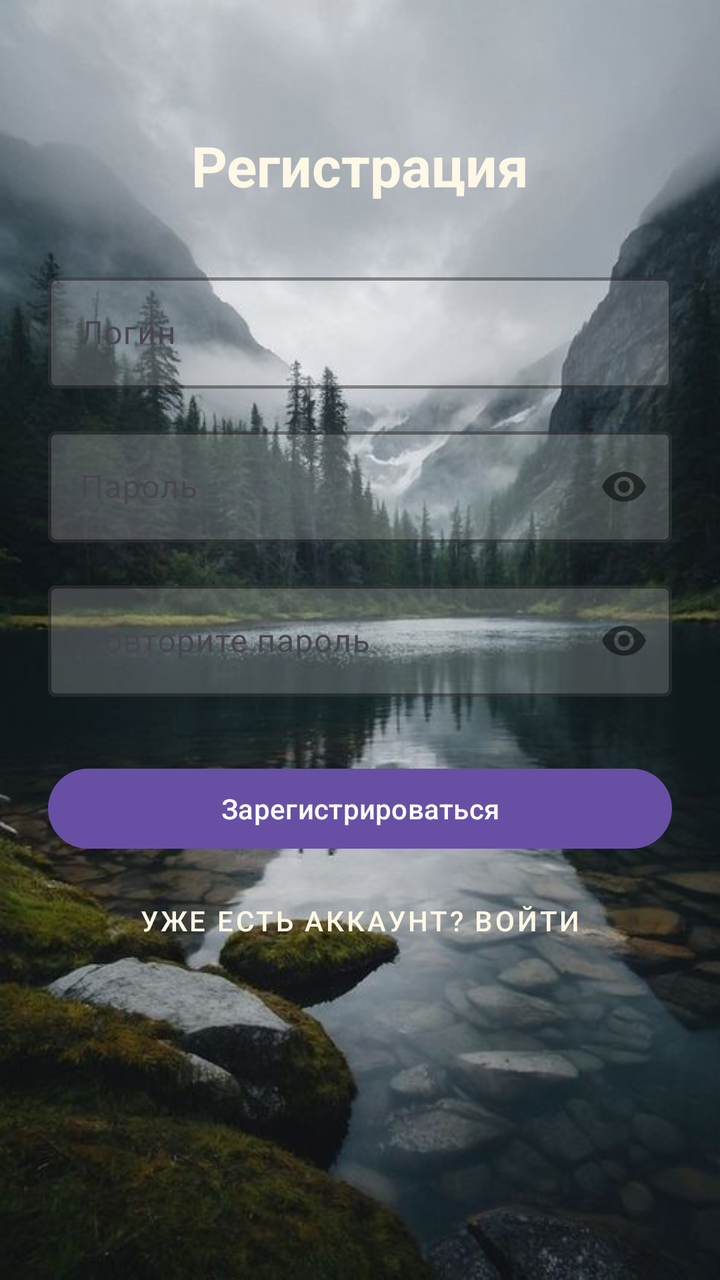
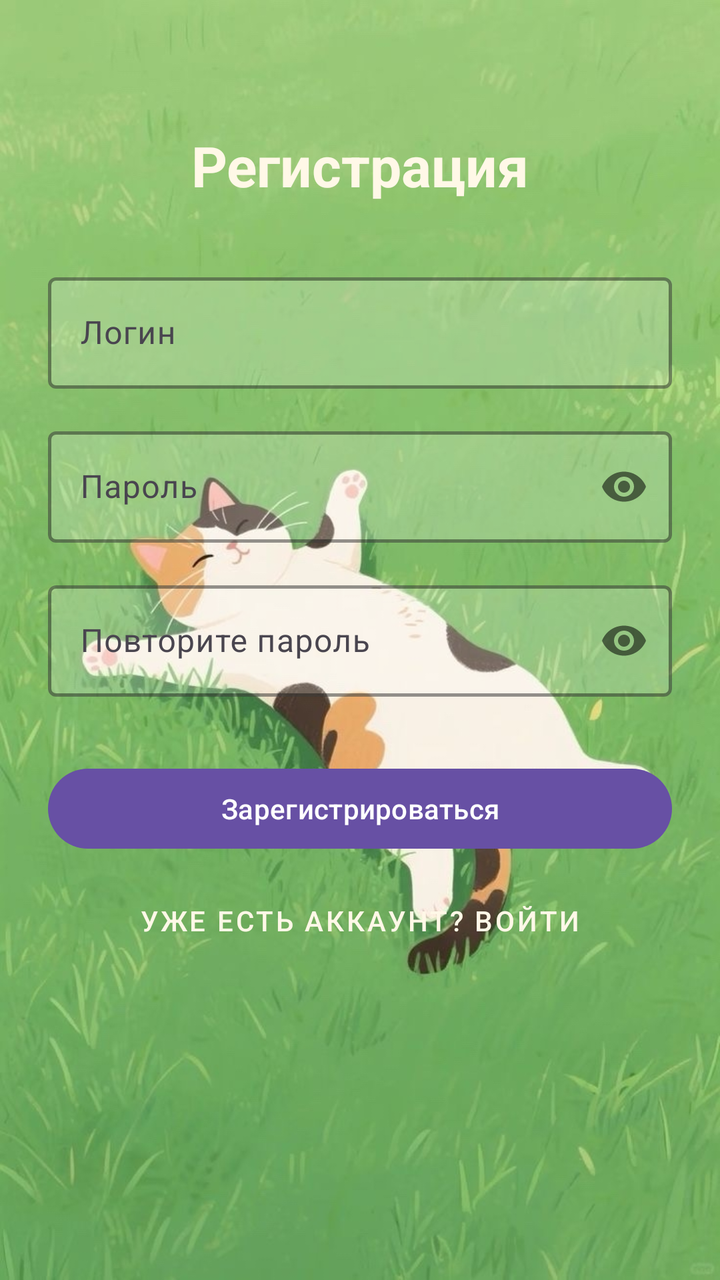

Screens rendered from an Android XML layout before and after an edit, with the pre-edit source and the edit as a unified diff.
<!-- AndroidManifest.xml: application theme Theme.MyApplication -->
<!-- res/layout/activity_registration.xml -->
<?xml version="1.0" encoding="utf-8"?>
<androidx.constraintlayout.widget.ConstraintLayout
    xmlns:android="http://schemas.android.com/apk/res/android"
    xmlns:app="http://schemas.android.com/apk/res-auto"
    android:layout_width="match_parent"
    android:layout_height="match_parent">



    <ImageView
        android:id="@+id/backgroundImage"
        android:layout_width="0dp"
        android:layout_height="0dp"
        android:scaleType="centerCrop"
        android:src="@drawable/main_background"
        android:contentDescription="@null"
        app:layout_constraintTop_toTopOf="parent"
        app:layout_constraintBottom_toBottomOf="parent"
        app:layout_constraintStart_toStartOf="parent"
        app:layout_constraintEnd_toEndOf="parent" />

    <TextView
        android:id="@+id/tvRegTitle"
        android:layout_width="wrap_content"
        android:layout_height="wrap_content"
        android:text="@string/registration"
        android:textColor="@color/coral"
        android:textSize="28sp"
        android:textStyle="bold"
        app:layout_constraintTop_toTopOf="parent"
        app:layout_constraintStart_toStartOf="parent"
        app:layout_constraintEnd_toEndOf="parent"
        android:layout_marginTop="64dp" />

    <com.google.android.material.textfield.TextInputLayout
        android:id="@+id/tilRegLogin"
        android:layout_width="0dp"
        android:layout_height="wrap_content"
        android:hint="@string/login"
        android:layout_marginTop="32dp"
        android:layout_marginHorizontal="24dp"
        app:boxStrokeColor="@color/coral"
        app:boxStrokeWidth="1.5dp"
        app:boxStrokeWidthFocused="2.5dp"
        app:hintTextColor="@color/coral"
        app:boxBackgroundColor="#33FFFFFF"
        app:layout_constraintTop_toBottomOf="@id/tvRegTitle"
        app:layout_constraintStart_toStartOf="parent"
        app:layout_constraintEnd_toEndOf="parent">

        <com.google.android.material.textfield.TextInputEditText
            android:id="@+id/etRegLogin"
            android:layout_width="match_parent"
            android:layout_height="wrap_content"
            android:inputType="text"
            android:maxLines="1"
            android:textColor="@color/coral" />
    </com.google.android.material.textfield.TextInputLayout>

    <com.google.android.material.textfield.TextInputLayout
        android:id="@+id/tilRegPassword"
        android:layout_width="0dp"
        android:layout_height="wrap_content"
        android:hint="@string/password"
        android:layout_marginTop="16dp"
        android:layout_marginHorizontal="24dp"
        app:boxStrokeColor="@color/coral"
        app:boxStrokeWidth="1.5dp"
        app:boxStrokeWidthFocused="2.5dp"
        app:hintTextColor="@color/coral"
        app:boxBackgroundColor="#33FFFFFF"
        app:passwordToggleEnabled="true"
        app:layout_constraintTop_toBottomOf="@id/tilRegLogin"
        app:layout_constraintStart_toStartOf="parent"
        app:layout_constraintEnd_toEndOf="parent">

        <com.google.android.material.textfield.TextInputEditText
            android:id="@+id/etRegPassword"
            android:layout_width="match_parent"
            android:layout_height="wrap_content"
            android:inputType="textPassword"
            android:maxLines="1"
            android:textColor="@color/coral" />
    </com.google.android.material.textfield.TextInputLayout>

    <com.google.android.material.textfield.TextInputLayout
        android:id="@+id/tilRegConfirm"
        android:layout_width="0dp"
        android:layout_height="wrap_content"
        android:hint="@string/repassword"
        android:layout_marginTop="16dp"
        android:layout_marginHorizontal="24dp"
        app:boxStrokeColor="@color/coral"
        app:boxStrokeWidth="1.5dp"
        app:boxStrokeWidthFocused="2.5dp"
        app:hintTextColor="@color/coral"
        app:boxBackgroundColor="#33FFFFFF"
        app:passwordToggleEnabled="true"
        app:layout_constraintTop_toBottomOf="@id/tilRegPassword"
        app:layout_constraintStart_toStartOf="parent"
        app:layout_constraintEnd_toEndOf="parent">

        <com.google.android.material.textfield.TextInputEditText
            android:id="@+id/etRegConfirmPassword"
            android:layout_width="match_parent"
            android:layout_height="wrap_content"
            android:inputType="textPassword"
            android:maxLines="1"
            android:textColor="@color/coral" />
    </com.google.android.material.textfield.TextInputLayout>

    <Button
        android:id="@+id/btnRegister"
        android:layout_width="0dp"
        android:layout_height="wrap_content"
        android:text="@string/registrated"
        android:layout_marginTop="32dp"
        android:layout_marginHorizontal="24dp"
        app:layout_constraintTop_toBottomOf="@id/tilRegConfirm"
        app:layout_constraintStart_toStartOf="parent"
        app:layout_constraintEnd_toEndOf="parent" />

    <Button
        android:id="@+id/btnBackToLogin"
        android:layout_width="0dp"
        android:layout_height="wrap_content"
        android:text="@string/have_acc"
        android:layout_marginTop="8dp"
        android:textColor="@color/coral"
        android:layout_marginHorizontal="24dp"
        style="@style/Widget.MaterialComponents.Button.TextButton"
        app:layout_constraintTop_toBottomOf="@id/btnRegister"
        app:layout_constraintStart_toStartOf="parent"
        app:layout_constraintEnd_toEndOf="parent" />

</androidx.constraintlayout.widget.ConstraintLayout>
<!-- resources referenced by this layout -->
<resources>
  <color name="coral">#FFF8E7</color>
  <!-- drawable main_background: jpg bitmap (drawable, 47749 bytes) -->
  <string name="have_acc">Уже есть аккаунт? Войти</string>
  <string name="login">Логин</string>
  <string name="password">Пароль</string>
  <string name="registrated">Зарегистрироваться</string>
  <string name="registration">Регистрация</string>
  <string name="repassword">Повторите пароль</string>
  <style name="Theme.MyApplication" parent="Base.Theme.MyApplication" />
  <style name="Base.Theme.MyApplication" parent="Theme.Material3.DayNight.NoActionBar">
          
          
      </style>
</resources>

<!-- the commit's change to res/layout/activity_registration.xml (unified diff, before → after) -->
@@ -12,7 +12,7 @@
         android:layout_width="0dp"
         android:layout_height="0dp"
         android:scaleType="centerCrop"
-        android:src="@drawable/main_background"
+        android:src="@drawable/background_for_main"
         android:contentDescription="@null"
         app:layout_constraintTop_toTopOf="parent"
         app:layout_constraintBottom_toBottomOf="parent"
<!-- resource entries referenced after the edit -->
@@ -1,7 +1,7 @@
 <!-- resources referenced by this layout -->
 <resources>
   <color name="coral">#FFF8E7</color>
-  <!-- drawable main_background: jpg bitmap (drawable, 47749 bytes) -->
+  <!-- drawable background_for_main: jpg bitmap (drawable, 250010 bytes) -->
   <string name="have_acc">Уже есть аккаунт? Войти</string>
   <string name="login">Логин</string>
   <string name="password">Пароль</string>
